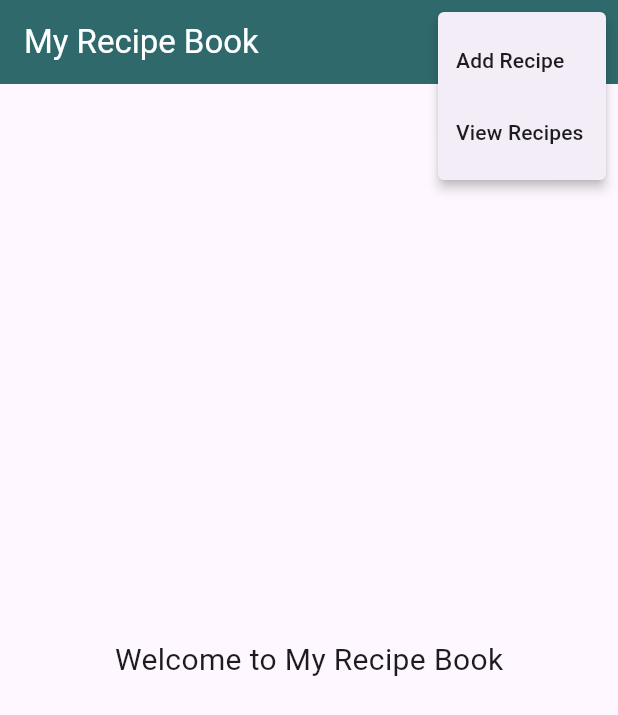
After one commit to Mimiiiii017/CPD_Recipe_List, a Flutter app: the screen it shows after launch, after a tap on the "menu" icon, on a phone screen of 412 x 824 dp. The commit adds this screen. Shown: the top 715 px of the screen. Run offline on Flutter 3.47's test engine with Material 3 defaults, Android fonts, the phone set to English and light mode, and no system bars; our stand-ins replace firebase_core, firebase_database, firebase_storage, image_picker; accounts and stored records are empty.

Commit message:
Added a welcome page (stateless widget), Main page has nav bar

```diff
--- a/lib/main.dart
+++ b/lib/main.dart
@@ -1,6 +1,6 @@
 import 'package:flutter/material.dart';
 import 'screens/add_recipe_screen.dart';
-import 'screens/recipe_details_screen.dart';
+import 'screens/Welcome_Page.dart';
 import 'screens/recipe_list_screen.dart';
 import 'services/firebase.dart';
 
@@ -19,10 +19,50 @@ class RecipeApp extends StatelessWidget {
     return MaterialApp(
       title: 'Recipe App',
       theme: ThemeData(
-        scaffoldBackgroundColor: const Color(0xFFCCDEDF),
+        primaryColor: const Color(0xFF2F696B),
       ),
-      home: const AddRecipeScreen(),
+      home: const HomeScreen(),
       debugShowCheckedModeBanner: false,
     );
   }
 }
+
+class HomeScreen extends StatelessWidget {
+  const HomeScreen({super.key});
+
+  @override
+  Widget build(BuildContext context) {
+    return Scaffold(
+      appBar: AppBar(
+        backgroundColor: const Color(0xFF2F696B),
+        title: const Text('My Recipe Book', style: TextStyle(color: Colors.white)),
+        actions: [
+          PopupMenuButton<String>(
+            icon: const Icon(Icons.menu, color: Colors.white),
+            onSelected: (String result) {
+              if (result == 'Add Recipe') {
+                Navigator.push(context,
+                    MaterialPageRoute(builder: (context) => const AddRecipeScreen()));
+              }
+             /*  if (result == 'View Recipes') {
+                Navigator.push(context,
+                    MaterialPageRoute(builder: (context) => const RecipeListScreen()));
+              } */
+            },
+            itemBuilder: (BuildContext context) => <PopupMenuEntry<String>>[
+              const PopupMenuItem<String>(
+                value: 'Add Recipe',
+                child: Text('Add Recipe'),
+              ),
+              const PopupMenuItem<String>(
+                value: 'View Recipes',
+                child: Text('View Recipes'),
+              ),
+            ],
+          ),
+        ],
+      ),
+      body: const WelcomePage(),
+    );
+  }
+}
--- /dev/null
+++ b/lib/screens/Welcome_Page.dart
@@ -0,0 +1,17 @@
+import 'package:flutter/material.dart';
+
+class WelcomePage extends StatelessWidget {
+  const WelcomePage({Key? key}) : super(key: key);
+
+  @override
+  Widget build(BuildContext context) {
+    return const Scaffold(
+      body: Center(
+        child: Text(
+          "Welcome to My Recipe Book",
+          style: TextStyle(fontSize: 20),
+        ),
+      ),
+    );
+  }
+}
```
Also changed, not shown: lib/screens/recipe_details_screen.dart (deleted).
